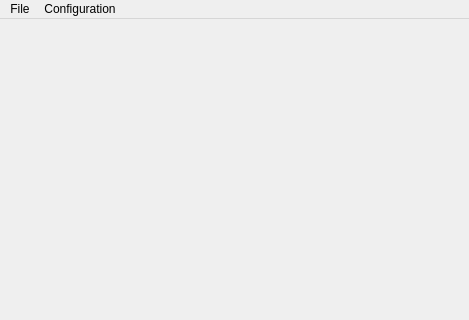
First picture: the form in template/uic/mainwindow.ui, repository panzergame/dxfplotter, before the edit; both pictures show x 0 to 469 and y 0 to 320 of the 469 by 600 pixel window.
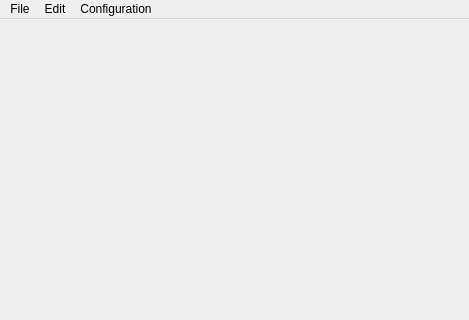
Second picture: the form after the edit.

Diff of the .ui file:
```diff
--- a/template/uic/mainwindow.ui
+++ b/template/uic/mainwindow.ui
@@ -39,7 +39,16 @@
     </property>
     <addaction name="actionOpenSettings"/>
    </widget>
+   <widget class="QMenu" name="menuEdit">
+    <property name="title">
+     <string>Edit</string>
+    </property>
+    <addaction name="actionLeftCutterCompensation"/>
+    <addaction name="actionRightCutterCompensation"/>
+    <addaction name="actionResetCutterCompensation"/>
+   </widget>
    <addaction name="menusrgd"/>
+   <addaction name="menuEdit"/>
    <addaction name="menuConfiguration"/>
   </widget>
   <widget class="QStatusBar" name="statusbar"/>
```
Left out of the diff: 24 changed lines with no effect on the pictures.
